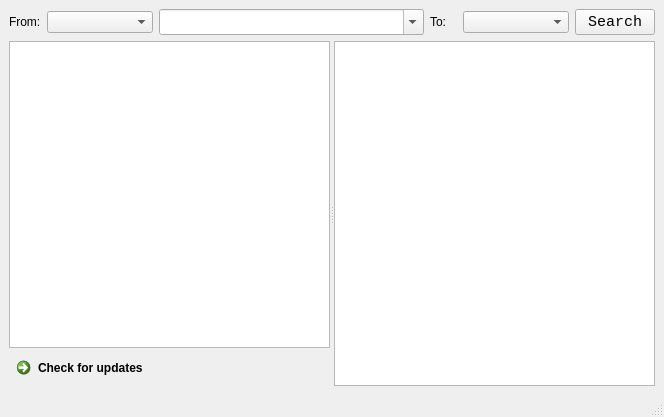
The window that ui.ui (da-liii/katoeba) describes before a commit, drawn with Qt 5.
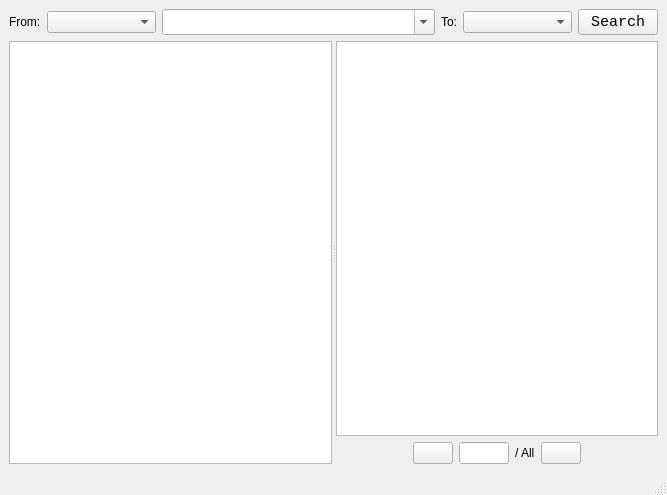
The same window after the commit. Icons and pictures are not drawn.

Commit message: basic QTableView page support

The edit to the form file:
```diff
--- a/ui.ui
+++ b/ui.ui
@@ -6,8 +6,8 @@
    <rect>
     <x>0</x>
     <y>0</y>
-    <width>664</width>
-    <height>417</height>
+    <width>667</width>
+    <height>495</height>
    </rect>
   </property>
   <property name="windowTitle">
@@ -20,11 +20,11 @@
    <property name="styleSheet">
     <string notr="true"/>
    </property>
-   <layout class="QVBoxLayout" name="verticalLayout_2">
+   <layout class="QVBoxLayout" name="verticalLayout_3">
     <item>
-     <layout class="QVBoxLayout" name="verticalLayout" stretch="1,10">
+     <layout class="QVBoxLayout" name="verticalLayout_2">
       <item>
-       <layout class="QHBoxLayout" name="horizontalLayout" stretch="2,8,20,2,8,4">
+       <layout class="QHBoxLayout" name="horizontalLayout" stretch="2,8,20,0,8,4">
         <item>
          <widget class="QLabel" name="label">
           <property name="text">
@@ -43,6 +43,12 @@
             <verstretch>0</verstretch>
            </sizepolicy>
           </property>
+          <property name="maximumSize">
+           <size>
+            <width>16777215</width>
+            <height>40</height>
+           </size>
+          </property>
           <property name="editable">
            <bool>true</bool>
           </property>
@@ -84,47 +90,110 @@
         <property name="orientation">
          <enum>Qt::Horizontal</enum>
         </property>
-        <property name="handleWidth">
-         <number>4</number>
-        </property>
-        <widget class="QWidget" name="layoutWidget">
-         <layout class="QVBoxLayout" name="vLayout">
-          <property name="spacing">
-           <number>2</number>
-          </property>
-          <property name="sizeConstraint">
-           <enum>QLayout::SetMinimumSize</enum>
-          </property>
-          <item>
-           <widget class="QListView" name="listView">
-            <property name="font">
-             <font>
-              <family>Monospace</family>
-              <pointsize>12</pointsize>
-             </font>
-            </property>
-           </widget>
-          </item>
-          <item>
-           <widget class="QCommandLinkButton" name="commandLinkButton">
-            <property name="text">
-             <string>Check for updates</string>
-            </property>
-            <property name="icon">
-             <iconset>
-              <normaloff>:/image/refresh.png</normaloff>:/image/refresh.png</iconset>
-            </property>
-           </widget>
-          </item>
-         </layout>
-        </widget>
-        <widget class="QTableView" name="tableView">
+        <widget class="QListView" name="listView">
          <property name="font">
           <font>
            <family>Monospace</family>
+           <pointsize>12</pointsize>
           </font>
          </property>
         </widget>
+        <widget class="QWidget" name="">
+         <layout class="QVBoxLayout" name="verticalLayout">
+          <item>
+           <widget class="QTableView" name="tableView">
+            <property name="font">
+             <font>
+              <family>Monospace</family>
+             </font>
+            </property>
+           </widget>
+          </item>
+          <item>
+           <layout class="QHBoxLayout" name="horizontalLayout_2">
+            <item>
+             <spacer name="horizontalSpacer">
+              <property name="orientation">
+               <enum>Qt::Horizontal</enum>
+              </property>
+              <property name="sizeHint" stdset="0">
+               <size>
+                <width>40</width>
+                <height>20</height>
+               </size>
+              </property>
+             </spacer>
+            </item>
+            <item>
+             <widget class="QPushButton" name="leftButton">
+              <property name="text">
+               <string/>
+              </property>
+              <property name="icon">
+               <iconset theme="go-previous">
+                <normaloff/>
+               </iconset>
+              </property>
+             </widget>
+            </item>
+            <item>
+             <widget class="QLineEdit" name="pageEdit">
+              <property name="sizePolicy">
+               <sizepolicy hsizetype="Fixed" vsizetype="Fixed">
+                <horstretch>0</horstretch>
+                <verstretch>0</verstretch>
+               </sizepolicy>
+              </property>
+              <property name="minimumSize">
+               <size>
+                <width>20</width>
+                <height>20</height>
+               </size>
+              </property>
+              <property name="maximumSize">
+               <size>
+                <width>50</width>
+                <height>16777215</height>
+               </size>
+              </property>
+             </widget>
+            </item>
+            <item>
+             <widget class="QLabel" name="pageLabel">
+              <property name="text">
+               <string>/ All</string>
+              </property>
+             </widget>
+            </item>
+            <item>
+             <widget class="QPushButton" name="rightButton">
+              <property name="text">
+               <string/>
+              </property>
+              <property name="icon">
+               <iconset theme="go-next">
+                <normaloff/>
+               </iconset>
+              </property>
+             </widget>
+            </item>
+            <item>
+             <spacer name="horizontalSpacer_2">
+              <property name="orientation">
+               <enum>Qt::Horizontal</enum>
+              </property>
+              <property name="sizeHint" stdset="0">
+               <size>
+                <width>40</width>
+                <height>20</height>
+               </size>
+              </property>
+             </spacer>
+            </item>
+           </layout>
+          </item>
+         </layout>
+        </widget>
        </widget>
       </item>
      </layout>
```
Left out of the diff: 2 changed lines with no effect on the pictures. The commit also changes 3 other files.
